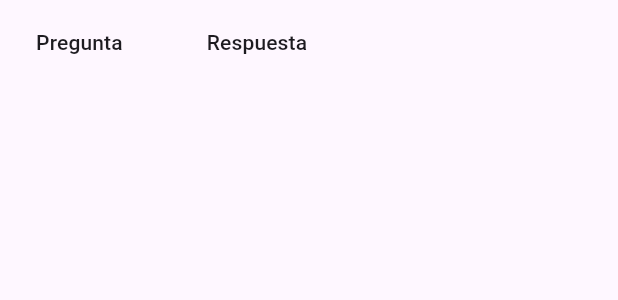
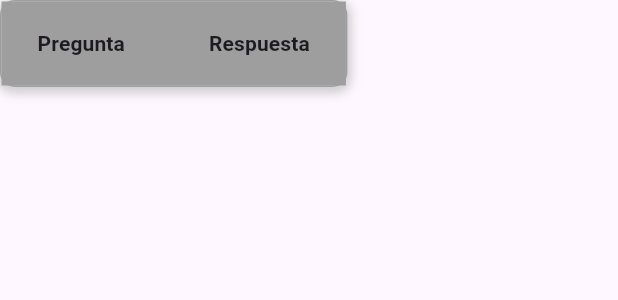
Before and after one commit to Dylan3871/detto, a Flutter app: the Paginaresultados widget shown alone on an empty page, opened directly, on a phone screen of 412 x 824 dp. Shown: the top 300 px of the screen. Run offline on Flutter 3.47's test engine with Material 3 defaults, Android fonts, the phone set to English and light mode, and no system bars; our stand-ins replace shared_preferences; accounts and stored records are empty.

```diff
--- a/lib/pages/Paginaresultados.dart
+++ b/lib/pages/Paginaresultados.dart
@@ -1,3 +1,5 @@
+// ignore_for_file: prefer_const_constructors, prefer_const_literals_to_create_immutables, use_key_in_widget_constructors
+
 import 'dart:convert';
 
 import 'package:flutter/material.dart';
@@ -10,7 +12,8 @@ class Paginaresultados extends StatelessWidget {
 
     if (respuestasJson != null) {
       final Map<String, dynamic> respuestasMap = json.decode(respuestasJson);
-      final Map<String, String> respuestas = respuestasMap.cast<String, String>();
+      final Map<String, String> respuestas =
+          respuestasMap.cast<String, String>();
       return respuestas;
     } else {
       return {};
@@ -35,13 +38,31 @@ class Paginaresultados extends StatelessWidget {
   }
 
   Widget _construirTablaDeRespuestas(Map<String, String> respuestas) {
-    // Aquí puedes construir tu tabla utilizando los datos de respuestas
-    // Puedes utilizar un paquete de Flutter como 'datatable' o construir tu propia tabla con Column y Row
-    // Ejemplo con DataTable:
-    return DataTable(
+  // Contenedor con borde y sombra
+  return Container(
+    decoration: BoxDecoration(
+      border: Border.all(color: Colors.grey), // Color del borde
+      borderRadius: BorderRadius.circular(10.0), // Radio de la esquina del contenedor
+      boxShadow: [
+        BoxShadow(
+          color: Colors.grey.withOpacity(0.5), // Color de la sombra
+          spreadRadius: 2,
+          blurRadius: 5,
+          offset: Offset(0, 2), // Desplazamiento de la sombra
+        ),
+      ],
+    ),
+    // DataTable dentro del contenedor
+    child: DataTable(
+      headingRowColor: MaterialStateColor.resolveWith((states) => Colors.grey),
+      dataRowColor: MaterialStateColor.resolveWith((states) => Colors.white),
       columns: [
-        DataColumn(label: Text('Pregunta')),
-        DataColumn(label: Text('Respuesta')),
+        DataColumn(
+          label: Text('Pregunta', style: TextStyle(fontWeight: FontWeight.bold)),
+        ),
+        DataColumn(
+          label: Text('Respuesta', style: TextStyle(fontWeight: FontWeight.bold)),
+        ),
       ],
       rows: respuestas.entries.map((entry) {
         return DataRow(cells: [
@@ -49,6 +70,8 @@ class Paginaresultados extends StatelessWidget {
           DataCell(Text(entry.value)),
         ]);
       }).toList(),
-    );
-  }
+    ),
+  );
 }
+
+}
```
Also changed, not shown: lib/pages/Paginapreguntas.dart (+30 -11 lines), 1 other file.
